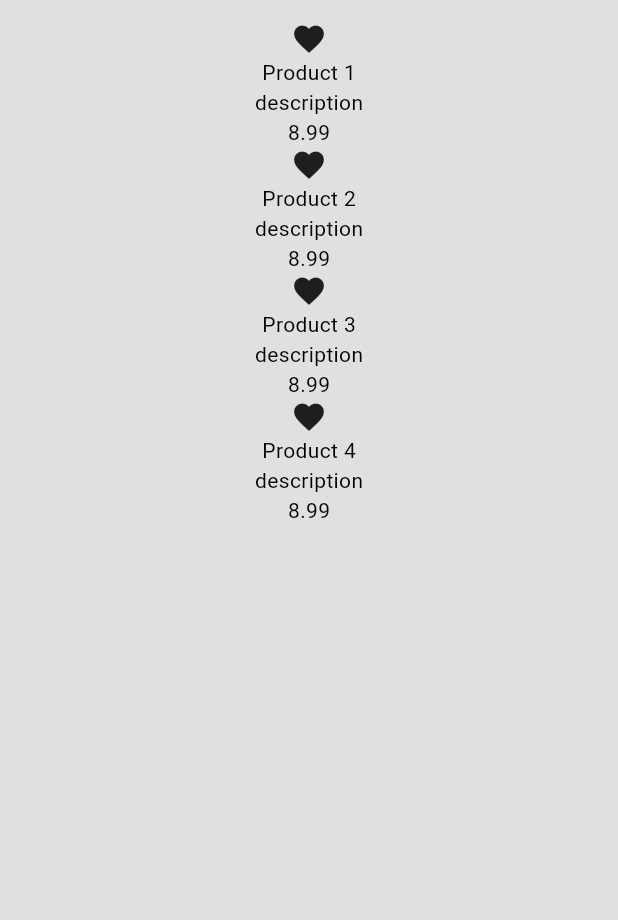
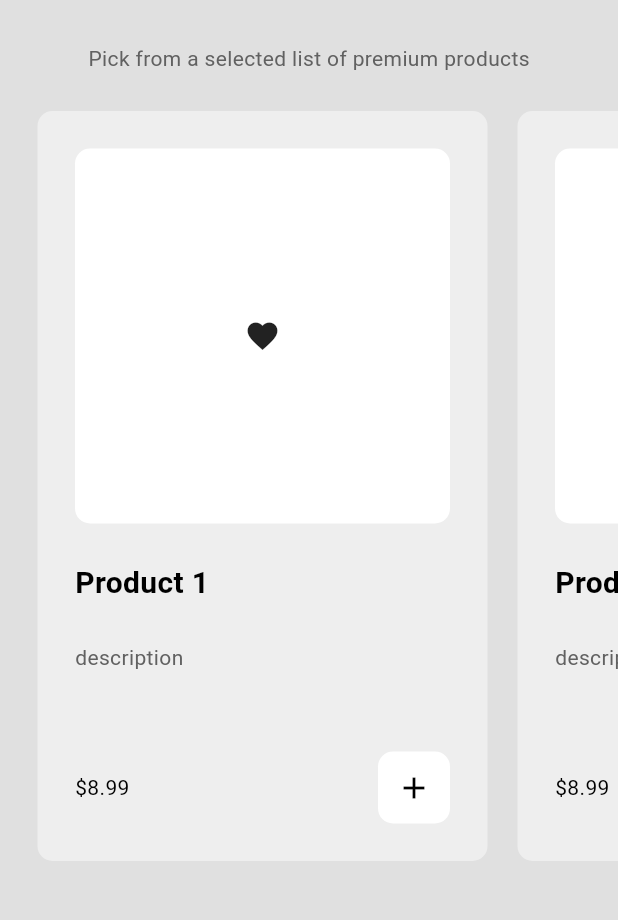
Before and after one commit to PrinceNanaPoku/E-Shop, a Flutter app: the ShopPage screen opened by its route, on a phone screen of 412 x 824 dp, the part 63-983 px from its top. Run offline on Flutter 3.47's test engine with Material 3 defaults, Android fonts, the phone set to English and light mode, and no system bars.

Commit message:
added additional components to the shop page

```diff
--- a/lib/components/product_tile.dart
+++ b/lib/components/product_tile.dart
@@ -1,6 +1,8 @@
 import 'package:flutter/material.dart';
+import 'package:provider/provider.dart';
 
 import '../models/product.dart';
+import '../models/shop.dart';
 
 class MyProductTile extends StatelessWidget {
   final Product product;
@@ -9,21 +11,110 @@ class MyProductTile extends StatelessWidget {
     required this.product,
   });
 
+  //add to cart button
+  void addToCart(BuildContext context) {
+    //show a dialog box to ask user to confirm to add to cart
+    showDialog(
+      context: context,
+      builder: (context) => AlertDialog(
+        content: const Text('Add to Cart'),
+        actions: [
+          //cancel button
+          MaterialButton(
+            onPressed: () => Navigator.pop(context),
+          ),
+
+          //yes button
+          MaterialButton(onPressed: () {
+            //pop dialog box
+            Navigator.pop(context);
+
+            //add to cart
+            context.read<Shop>().addToCart(product);
+          })
+        ],
+      ),
+    );
+  }
+
   @override
   Widget build(BuildContext context) {
     return Container(
+      width: 300,
+      decoration: BoxDecoration(
+        color: Theme.of(context).colorScheme.primary,
+        borderRadius: BorderRadius.circular(10),
+      ),
+      margin: const EdgeInsets.all(10),
+      padding: const EdgeInsets.all(25),
       child: Column(
+        crossAxisAlignment: CrossAxisAlignment.start,
+        mainAxisAlignment: MainAxisAlignment.spaceBetween,
         children: [
+          Column(
+            crossAxisAlignment: CrossAxisAlignment.start,
+            children: [
+              AspectRatio(
+                aspectRatio: 1,
+                child: Container(
+                    decoration: BoxDecoration(
+                      color: Theme.of(context).colorScheme.secondary,
+                      borderRadius: BorderRadius.circular(10),
+                    ),
+                    width: double.infinity,
+                    padding: const EdgeInsets.all(25),
+                    child: const Icon(Icons.favorite)),
+              ),
+              const SizedBox(
+                height: 25,
+              ),
+              //product name
+              Text(
+                product.name,
+                style: const TextStyle(
+                  fontWeight: FontWeight.bold,
+                  fontSize: 20,
+                ),
+              ),
+              const SizedBox(
+                height: 25,
+              ),
+
+              //product description
+              Text(
+                product.description,
+                style: TextStyle(
+                  color: Theme.of(context).colorScheme.inversePrimary,
+                ),
+              ),
+            ],
+          ),
           //product image
-         const Icon(Icons.favorite),
-          //product name
-          Text(product.name),
-
-          //product description
-          Text(product.description),
 
           //price and button to add to cart
-          Text(product.price.toString()),
+          Row(
+            mainAxisAlignment: MainAxisAlignment.spaceBetween,
+            children: [
+              //price of item
+              Text(
+                '\$' + product.price.toStringAsFixed(2),
+              ),
+
+              //add to cart button
+              Container(
+                decoration: BoxDecoration(
+                  color: Theme.of(context).colorScheme.secondary,
+                  borderRadius: BorderRadius.circular(10),
+                ),
+                child: IconButton(
+                  onPressed: () => addToCart(context),
+                  icon: const Icon(
+                    Icons.add,
+                  ),
+                ),
+              ),
+            ],
+          ),
         ],
       ),
     );
--- a/lib/pages/shop_page.dart
+++ b/lib/pages/shop_page.dart
@@ -20,14 +20,32 @@ class ShopPage extends StatelessWidget {
       ),
       drawer: const MyDrawer(),
       backgroundColor: Theme.of(context).colorScheme.background,
-      body: ListView.builder(
+      body: ListView(
+        children: [
+          const SizedBox(height: 15),
+          Center(
+            //subtitle of shop
+            child: Text(
+              'Pick from a selected list of premium products',
+              style: TextStyle(
+                  color: Theme.of(context).colorScheme.inversePrimary),
+            ),
+          ),
+          SizedBox(
+            height: 550,
+            child: ListView.builder(
                 itemCount: products.length,
+                scrollDirection: Axis.horizontal,
+                padding: const EdgeInsets.all(15),
                 itemBuilder: (context, index) {
                   //get each individual product from shop
                   final product = products[index];
                   //return as a product tile UI
                   return MyProductTile(product: product);
                 }),
+          ),
+        ],
+      ),
     );
   }
 }
```
Lines whose indentation alone changed are shown as unchanged.
